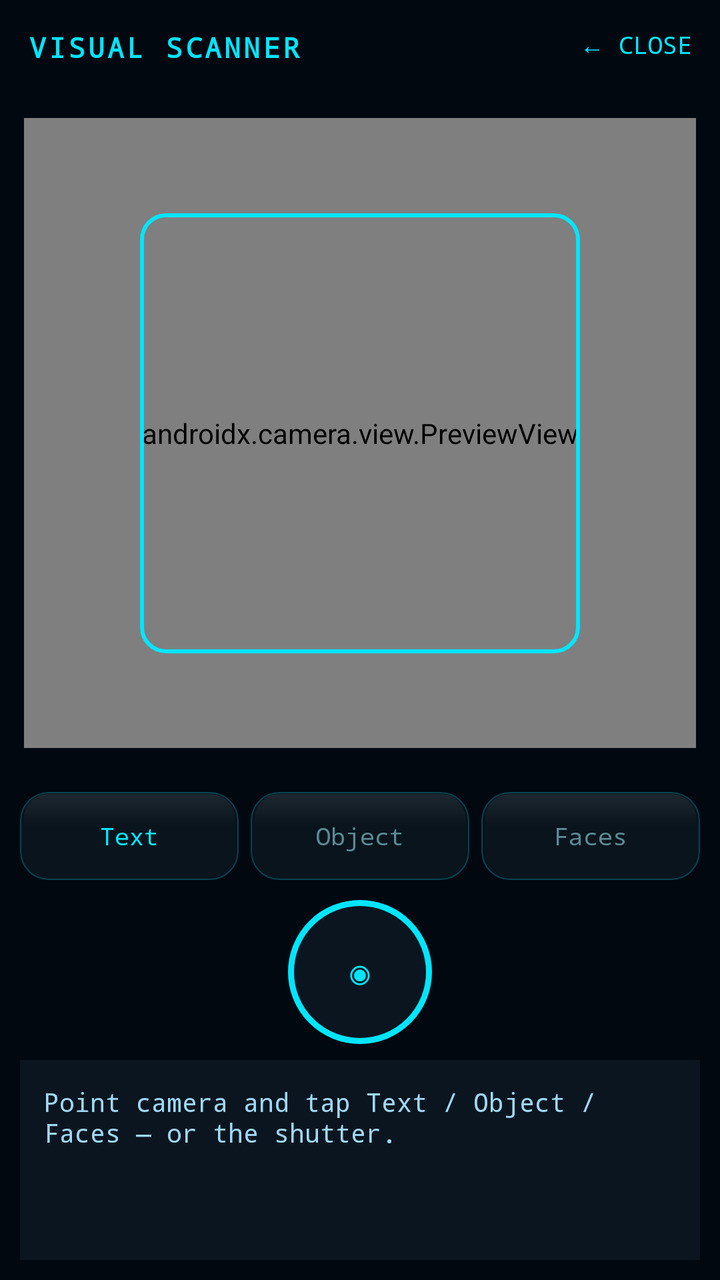
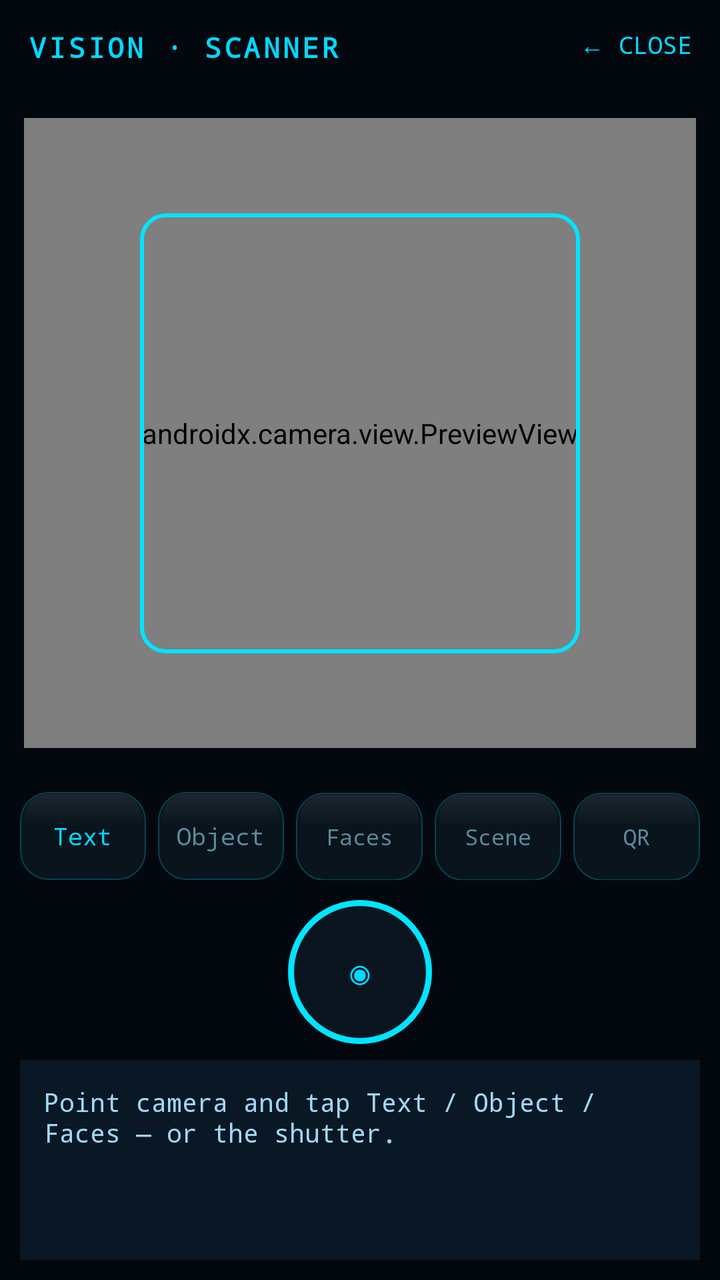

Before-and-after screenshots of an Android layout around one commit, followed by the original layout XML and the change that was made.
<!-- AndroidManifest.xml: application theme Theme.Jarvis -->
<!-- res/layout/activity_vision.xml -->
<?xml version="1.0" encoding="utf-8"?>
<androidx.constraintlayout.widget.ConstraintLayout
    xmlns:android="http://schemas.android.com/apk/res/android"
    xmlns:app="http://schemas.android.com/apk/res-auto"
    android:layout_width="match_parent"
    android:layout_height="match_parent"
    android:background="#020810">

    <TextView
        android:id="@+id/txtVisionTitle"
        android:layout_width="0dp"
        android:layout_height="wrap_content"
        android:text="VISUAL SCANNER"
        android:textColor="#00E5FF"
        android:textSize="14sp"
        android:textStyle="bold"
        android:fontFamily="monospace"
        android:letterSpacing="0.1"
        android:padding="14dp"
        app:layout_constraintTop_toTopOf="parent"
        app:layout_constraintStart_toStartOf="parent"
        app:layout_constraintEnd_toStartOf="@id/btnVisionClose" />

    <TextView
        android:id="@+id/btnVisionClose"
        android:layout_width="wrap_content"
        android:layout_height="wrap_content"
        android:text="← CLOSE"
        android:textColor="#00E5FF"
        android:textSize="12sp"
        android:fontFamily="monospace"
        android:padding="14dp"
        app:layout_constraintTop_toTopOf="parent"
        app:layout_constraintEnd_toEndOf="parent" />

    <androidx.camera.view.PreviewView
        android:id="@+id/previewView"
        android:layout_width="0dp"
        android:layout_height="0dp"
        android:layout_margin="12dp"
        app:layout_constraintTop_toBottomOf="@id/txtVisionTitle"
        app:layout_constraintBottom_toTopOf="@id/modeRow"
        app:layout_constraintStart_toStartOf="parent"
        app:layout_constraintEnd_toEndOf="parent" />

    
    <View
        android:id="@+id/scanFrame"
        android:layout_width="220dp"
        android:layout_height="220dp"
        android:background="@drawable/bg_scan_frame"
        app:layout_constraintTop_toTopOf="@id/previewView"
        app:layout_constraintBottom_toBottomOf="@id/previewView"
        app:layout_constraintStart_toStartOf="@id/previewView"
        app:layout_constraintEnd_toEndOf="@id/previewView" />

    <LinearLayout
        android:id="@+id/modeRow"
        android:layout_width="0dp"
        android:layout_height="wrap_content"
        android:orientation="horizontal"
        android:padding="10dp"
        app:layout_constraintBottom_toTopOf="@id/btnCapture"
        app:layout_constraintStart_toStartOf="parent"
        app:layout_constraintEnd_toEndOf="parent">

        <TextView
            android:id="@+id/btnModeOcr"
            android:layout_width="0dp"
            android:layout_height="44dp"
            android:layout_weight="1"
            android:layout_marginEnd="6dp"
            android:background="@drawable/bg_quick_chip"
            android:gravity="center"
            android:text="Text"
            android:textColor="#00E5FF"
            android:textSize="12sp"
            android:fontFamily="monospace" />
        <TextView
            android:id="@+id/btnModeObjects"
            android:layout_width="0dp"
            android:layout_height="44dp"
            android:layout_weight="1"
            android:layout_marginEnd="6dp"
            android:background="@drawable/bg_quick_chip"
            android:gravity="center"
            android:text="Object"
            android:textColor="#5C8A94"
            android:textSize="12sp"
            android:fontFamily="monospace" />
        <TextView
            android:id="@+id/btnModeFaces"
            android:layout_width="0dp"
            android:layout_height="44dp"
            android:layout_weight="1"
            android:background="@drawable/bg_quick_chip"
            android:gravity="center"
            android:text="Faces"
            android:textColor="#5C8A94"
            android:textSize="12sp"
            android:fontFamily="monospace" />
    </LinearLayout>

    <TextView
        android:id="@+id/btnCapture"
        android:layout_width="72dp"
        android:layout_height="72dp"
        android:layout_marginBottom="8dp"
        android:background="@drawable/bg_capture_ring"
        android:gravity="center"
        android:text="◉"
        android:textColor="#00E5FF"
        android:textSize="22sp"
        app:layout_constraintBottom_toTopOf="@id/resultScroll"
        app:layout_constraintStart_toStartOf="parent"
        app:layout_constraintEnd_toEndOf="parent" />

    <ScrollView
        android:id="@+id/resultScroll"
        android:layout_width="0dp"
        android:layout_height="100dp"
        android:layout_margin="10dp"
        android:background="#0A1520"
        app:layout_constraintBottom_toBottomOf="parent"
        app:layout_constraintStart_toStartOf="parent"
        app:layout_constraintEnd_toEndOf="parent">

        <TextView
            android:id="@+id/txtVisionResult"
            android:layout_width="match_parent"
            android:layout_height="wrap_content"
            android:padding="12dp"
            android:text="Point camera and tap Text / Object / Faces — or the shutter."
            android:textColor="#9FD8F4"
            android:textSize="13sp"
            android:fontFamily="monospace" />
    </ScrollView>
</androidx.constraintlayout.widget.ConstraintLayout>
<!-- resources referenced by this layout -->
<resources>
  <!-- drawable bg_capture_ring (drawable) -->
  <?xml version="1.0" encoding="utf-8"?>
  <shape xmlns:android="http://schemas.android.com/apk/res/android" android:shape="oval">
      <stroke android:width="3dp" android:color="#00E5FF" />
      <solid android:color="#0A1520" />
  </shape>
  <!-- drawable bg_quick_chip (drawable) -->
  <?xml version="1.0" encoding="utf-8"?>
  <layer-list xmlns:android="http://schemas.android.com/apk/res/android">
      <item>
          <shape android:shape="rectangle">
              <solid android:color="#AA0D1A24" />
              <stroke android:width="0.8dp" android:color="#4000E5FF" />
              <corners android:radius="14dp" />
          </shape>
      </item>
      <item android:gravity="top" android:height="16dp" android:left="2dp" android:right="2dp" android:top="1dp">
          <shape android:shape="rectangle">
              <gradient android:angle="270" android:startColor="#14FFFFFF" android:endColor="#00FFFFFF" />
              <corners android:topLeftRadius="12dp" android:topRightRadius="12dp" />
          </shape>
      </item>
  </layer-list>
  <!-- drawable bg_scan_frame (drawable) -->
  <?xml version="1.0" encoding="utf-8"?>
  <shape xmlns:android="http://schemas.android.com/apk/res/android" android:shape="rectangle">
      <stroke android:width="2dp" android:color="#00E5FF" />
      <solid android:color="#00000000" />
      <corners android:radius="12dp" />
  </shape>
  <style name="Theme.Jarvis" parent="Theme.AppCompat.NoActionBar">
          <item name="android:statusBarColor">#03080E</item>
          <item name="android:navigationBarColor">#03080E</item>
          <item name="android:windowBackground">#03080E</item>
          <item name="android:windowDrawsSystemBarBackgrounds">true</item>
          <item name="android:windowLightStatusBar">false</item>
          <item name="android:windowTranslucentStatus">false</item>
          <item name="android:windowTranslucentNavigation">false</item>
  
          <item name="colorPrimary">#00D9FF</item>
          <item name="colorPrimaryDark">#03080E</item>
          <item name="colorAccent">#FFAA00</item>
  
          <item name="android:colorBackground">#03080E</item>
          <item name="android:textColorPrimary">#B8ECFF</item>
          <item name="android:textColorSecondary">#5A8A99</item>
      </style>
</resources>

<!-- the commit's change to res/layout/activity_vision.xml (unified diff, before → after) -->
@@ -4,14 +4,14 @@
     xmlns:app="http://schemas.android.com/apk/res-auto"
     android:layout_width="match_parent"
     android:layout_height="match_parent"
-    android:background="#020810">
+    android:background="#03080E">
 
     <TextView
         android:id="@+id/txtVisionTitle"
         android:layout_width="0dp"
         android:layout_height="wrap_content"
-        android:text="VISUAL SCANNER"
-        android:textColor="#00E5FF"
+        android:text="VISION · SCANNER"
+        android:textColor="#00D9FF"
         android:textSize="14sp"
         android:textStyle="bold"
         android:fontFamily="monospace"
@@ -26,7 +26,7 @@
         android:layout_width="wrap_content"
         android:layout_height="wrap_content"
         android:text="← CLOSE"
-        android:textColor="#00E5FF"
+        android:textColor="#00D9FF"
         android:textSize="12sp"
         android:fontFamily="monospace"
         android:padding="14dp"
@@ -73,7 +73,7 @@
             android:background="@drawable/bg_quick_chip"
             android:gravity="center"
             android:text="Text"
-            android:textColor="#00E5FF"
+            android:textColor="#00D9FF"
             android:textSize="12sp"
             android:fontFamily="monospace" />
         <TextView
@@ -85,7 +85,7 @@
             android:background="@drawable/bg_quick_chip"
             android:gravity="center"
             android:text="Object"
-            android:textColor="#5C8A94"
+            android:textColor="#5A8A99"
             android:textSize="12sp"
             android:fontFamily="monospace" />
         <TextView
@@ -93,11 +93,35 @@
             android:layout_width="0dp"
             android:layout_height="44dp"
             android:layout_weight="1"
+            android:layout_marginEnd="6dp"
             android:background="@drawable/bg_quick_chip"
             android:gravity="center"
             android:text="Faces"
-            android:textColor="#5C8A94"
-            android:textSize="12sp"
+            android:textColor="#5A8A99"
+            android:textSize="11sp"
+            android:fontFamily="monospace" />
+        <TextView
+            android:id="@+id/btnModeLabels"
+            android:layout_width="0dp"
+            android:layout_height="44dp"
+            android:layout_weight="1"
+            android:layout_marginEnd="6dp"
+            android:background="@drawable/bg_quick_chip"
+            android:gravity="center"
+            android:text="Scene"
+            android:textColor="#5A8A99"
+            android:textSize="11sp"
+            android:fontFamily="monospace" />
+        <TextView
+            android:id="@+id/btnModeBarcode"
+            android:layout_width="0dp"
+            android:layout_height="44dp"
+            android:layout_weight="1"
+            android:background="@drawable/bg_quick_chip"
+            android:gravity="center"
+            android:text="QR"
+            android:textColor="#5A8A99"
+            android:textSize="11sp"
             android:fontFamily="monospace" />
     </LinearLayout>
 
@@ -109,7 +133,7 @@
         android:background="@drawable/bg_capture_ring"
         android:gravity="center"
         android:text="◉"
-        android:textColor="#00E5FF"
+        android:textColor="#00D9FF"
         android:textSize="22sp"
         app:layout_constraintBottom_toTopOf="@id/resultScroll"
         app:layout_constraintStart_toStartOf="parent"
@@ -120,7 +144,7 @@
         android:layout_width="0dp"
         android:layout_height="100dp"
         android:layout_margin="10dp"
-        android:background="#0A1520"
+        android:background="#0A1825"
         app:layout_constraintBottom_toBottomOf="parent"
         app:layout_constraintStart_toStartOf="parent"
         app:layout_constraintEnd_toEndOf="parent">
